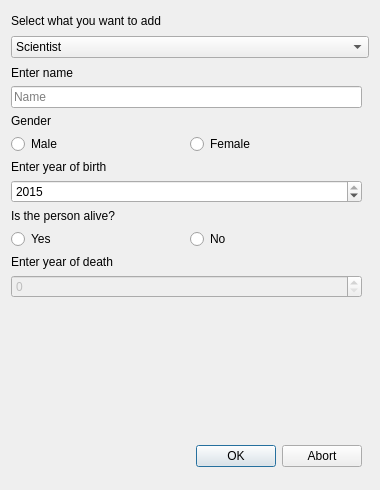
Old version of the form VLNvika3/search.ui in the repository Gylfian/VLN-vika-3.
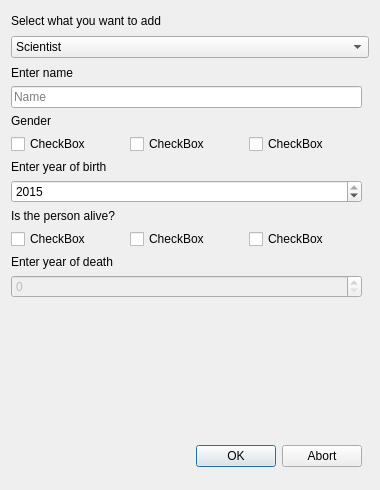
New version of the form.

Diff of the .ui file:
```diff
--- a/VLNvika3/search.ui
+++ b/VLNvika3/search.ui
@@ -221,16 +221,23 @@
         <item>
          <layout class="QHBoxLayout" name="horizontalLayout_3">
           <item>
-           <widget class="QRadioButton" name="sciMaleButton">
+           <widget class="QCheckBox" name="checkBox">
             <property name="text">
-             <string>Male</string>
+             <string>CheckBox</string>
             </property>
            </widget>
           </item>
           <item>
-           <widget class="QRadioButton" name="sciFemaleButton">
+           <widget class="QCheckBox" name="checkBox_2">
             <property name="text">
-             <string>Female</string>
+             <string>CheckBox</string>
+            </property>
+           </widget>
+          </item>
+          <item>
+           <widget class="QCheckBox" name="checkBox_3">
+            <property name="text">
+             <string>CheckBox</string>
             </property>
            </widget>
           </item>
@@ -278,12 +285,16 @@
         <item>
          <layout class="QHBoxLayout" name="horizontalLayout_2">
           <item>
-           <widget class="QRadioButton" name="sciAlivButton">
+           <widget class="QCheckBox" name="checkBox_5">
             <property name="text">
-             <string>Yes</string>
+             <string>CheckBox</string>
             </property>
-            <property name="checked">
-             <bool>false</bool>
+           </widget>
+          </item>
+          <item>
+           <widget class="QCheckBox" name="checkBox_6">
+            <property name="text">
+             <string>CheckBox</string>
             </property>
             <attribute name="buttonGroup">
              <string notr="true">buttonGroup</string>
@@ -291,9 +302,9 @@
            </widget>
           </item>
           <item>
-           <widget class="QRadioButton" name="sciDeadButton">
+           <widget class="QCheckBox" name="checkBox_4">
             <property name="text">
-             <string>No</string>
+             <string>CheckBox</string>
             </property>
             <attribute name="buttonGroup">
              <string notr="true">buttonGroup</string>
```
Left out of the diff: 8 changed lines with no effect on the pictures.
